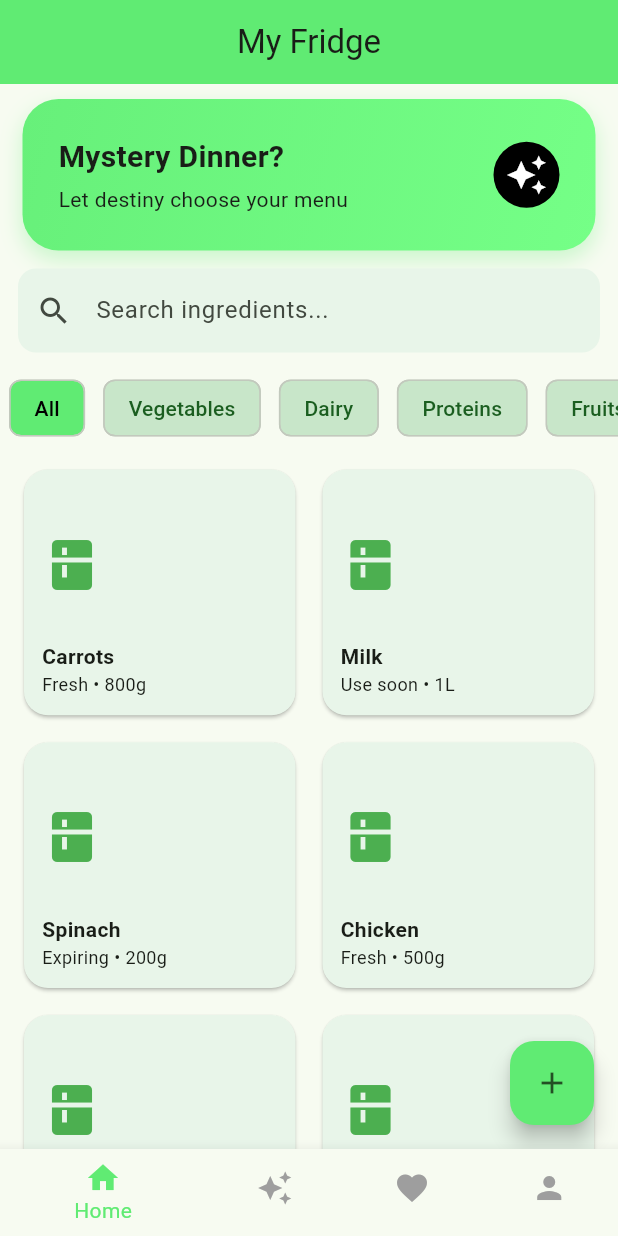
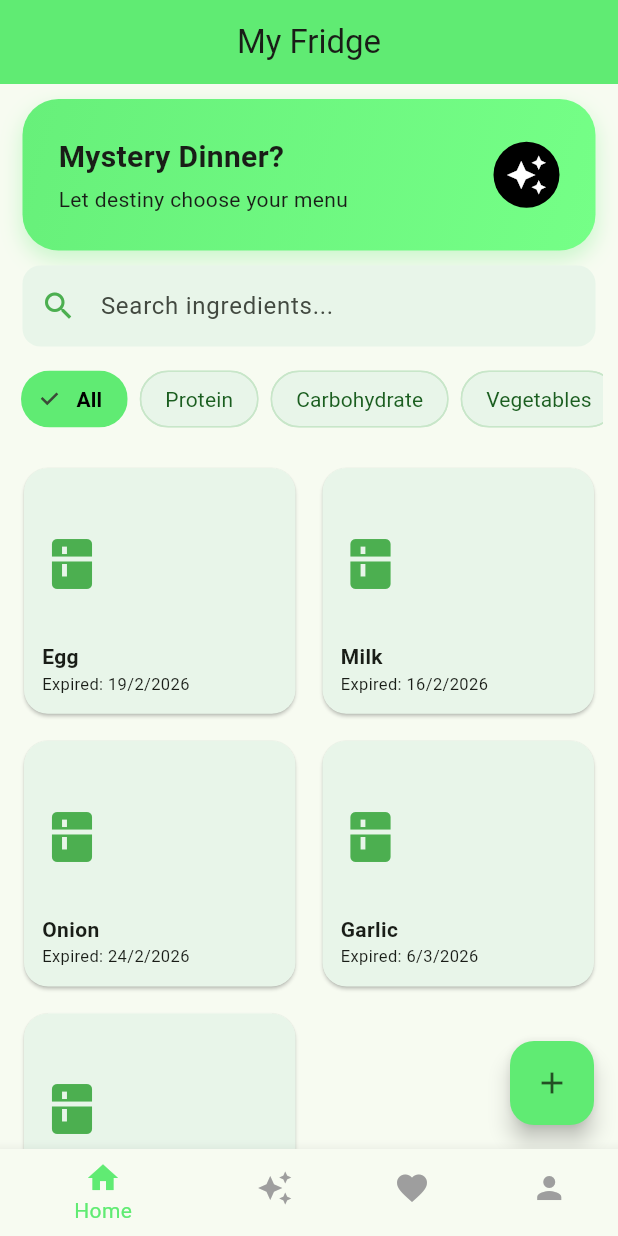
Before and after one commit to aommoa-76/food-fridge-app, a Flutter app: the screen it shows after launch, on a phone screen of 412 x 824 dp. Run offline on Flutter 3.47's test engine with Material 3 defaults, Android fonts, the phone set to English and light mode, and no system bars; our stand-ins replace image_picker.

Commit message:
change static box to click box of category in home page

```diff
--- a/lib/features/home/home_page.dart
+++ b/lib/features/home/home_page.dart
@@ -2,14 +2,25 @@ import 'package:flutter/material.dart';
 import '../add_ingredient/add_ingredient_page.dart';
 import '../randomMenu/randomMenu.dart';
 
-class HomePage extends StatelessWidget {
+import '../../core/models/ingredient.dart';
+import "../../core/mock/mock_user_ingredients.dart";
+
+class HomePage extends StatefulWidget {
   const HomePage({super.key});
+
+  @override
+  State<HomePage> createState() => _HomePageState();
+}
+
+class _HomePageState extends State<HomePage> {
+  String _selectedCategory = "All";
 
   // 🌿 สีหลักของแอป
   static const primaryGreen = Color.fromARGB(255, 96, 235, 115);
 
   @override
   Widget build(BuildContext context) {
+
     return Scaffold(
       appBar: AppBar(
         backgroundColor: primaryGreen,
@@ -31,9 +42,11 @@ class HomePage extends StatelessWidget {
           // เรียกใช้ปุ่มที่เราสร้างไว้
           _buildRouletteButton(context),
 
-          // const SizedBox(height: 20),
-          _buildSearch(),
-          _buildCategories(),
+          const SizedBox(height: 10),
+          _buildSearch(context),
+
+          const SizedBox(height: 5),
+          _buildCategories(context),
           Expanded(child: _buildGrid()),
         ],
       ),
@@ -57,18 +70,23 @@ class HomePage extends StatelessWidget {
   }
 
   // 🔍 Search
-  Widget _buildSearch() {
-    return Padding(
-      padding: const EdgeInsets.all(12),
+  Widget _buildSearch(BuildContext context) {
+    double boxWidth = MediaQuery.of(context).size.width - 30;
+
+    return Center(
+      child: SizedBox(
+        width: boxWidth,
         child: TextField(
           decoration: InputDecoration(
             hintText: "Search ingredients...",
-          prefixIcon: const Icon(Icons.search),
+            prefixIcon: const Icon(Icons.search, color: Colors.green),
             filled: true,
-          fillColor: Colors.green.shade50, // 💚 ช่องค้นหาเขียวอ่อน
+            fillColor: Colors.green.shade50,
+            contentPadding: const EdgeInsets.symmetric(vertical: 15),
             border: OutlineInputBorder(
               borderRadius: BorderRadius.circular(12),
               borderSide: BorderSide.none,
+            ),
           ),
         ),
       ),
@@ -76,32 +94,52 @@ class HomePage extends StatelessWidget {
   }
 
   // 🏷️ Categories
-  Widget _buildCategories() {
+  Widget _buildCategories(BuildContext context) {
     final categories = [
       "All",
+      "Protein",
+      "Carbohydrate",
       "Vegetables",
-      "Dairy",
-      "Proteins",
-      "Fruits"
+      "Fruit",
+      "Drink",
+      "Other"
     ];
 
-    return SizedBox(
-      height: 50,
+    double boxWidth = MediaQuery.of(context).size.width - 20;
+
+    return Center(
+      child: SizedBox(
+        height: 60,
+        width: boxWidth,
         child: ListView.builder(
           scrollDirection: Axis.horizontal,
           itemCount: categories.length,
-        itemBuilder: (context, i) => Padding(
-          padding: const EdgeInsets.symmetric(horizontal: 6),
-          child: Chip(
-            backgroundColor:
-                i == 0 ? primaryGreen : Colors.green.shade100,
-            label: Text(
-              categories[i],
-              style: TextStyle(
-                color: i == 0 ? Colors.black : Colors.green.shade900,
+          itemBuilder: (context, i) {
+            final categoryName = categories[i];
+            final bool isSelected = _selectedCategory == categoryName;
+
+            return Padding(
+              padding: const EdgeInsets.symmetric(horizontal: 4),
+              child: ChoiceChip(
+                label: Text(categoryName),
+                selected: isSelected,
+                selectedColor: primaryGreen,
+                backgroundColor: Colors.green.shade50,
+                labelStyle: TextStyle(
+                  color: isSelected ? Colors.black : Colors.green.shade900,
+                  fontWeight: isSelected ? FontWeight.bold : FontWeight.normal,
                 ),
+                // 4. เมื่อคลิกให้เปลี่ยนค่า _selectedCategory และสั่งวาดหน้าจอใหม่
+                onSelected: (bool selected) {
+                  setState(() {
+                    _selectedCategory = categoryName;
+                  });
+                },
+                shape: RoundedRectangleBorder(borderRadius: BorderRadius.circular(20)),
+                side: BorderSide(color: isSelected ? Colors.transparent : Colors.green.shade100),
               ),
-          ),
+            );
+          },
         ),
       ),
     );
@@ -109,14 +147,27 @@ class HomePage extends StatelessWidget {
 
   // 🧊 Grid Items
   Widget _buildGrid() {
-    final items = [
-      {"name": "Carrots", "info": "Fresh • 800g"},
-      {"name": "Milk", "info": "Use soon • 1L"},
-      {"name": "Spinach", "info": "Expiring • 200g"},
-      {"name": "Chicken", "info": "Fresh • 500g"},
-      {"name": "Eggs", "info": "Fresh • 6 left"},
-      {"name": "Yogurt", "info": "Fresh • 1 cup"},
-    ];
+    // 5. Logic การกรองข้อมูล
+    final List<Ingredient> allItems = mockUserIngredients;
+
+    // ถ้าเลือก "All" ให้เอามาหมด แต่ถ้าไม่ใช่ ให้กรองเอาเฉพาะ Category ที่ตรงกัน
+    final List<Ingredient> filteredItems = _selectedCategory == "All"
+        ? allItems
+        : allItems.where((item) => item.category == _selectedCategory).toList();
+
+    // กรณีไม่มีข้อมูลในหมวดหมู่นั้นๆ
+    if (filteredItems.isEmpty) {
+      return Center(
+        child: Column(
+          mainAxisAlignment: MainAxisAlignment.center,
+          children: [
+            Icon(Icons.inventory_2_outlined, size: 50, color: Colors.grey.shade400),
+            const SizedBox(height: 10),
+            Text("No ingredients in $_selectedCategory", style: const TextStyle(color: Colors.grey)),
+          ],
+        ),
+      );
+    }
 
     return GridView.builder(
       padding: const EdgeInsets.all(12),
@@ -126,45 +177,25 @@ class HomePage extends StatelessWidget {
         crossAxisSpacing: 10,
         mainAxisSpacing: 10,
       ),
-      itemCount: items.length,
+      itemCount: filteredItems.length,
       itemBuilder: (context, i) {
+        final item = filteredItems[i];
         return InkWell(
           borderRadius: BorderRadius.circular(16),
-
-          /// ⭐ กดแล้วไปหน้า Add Ingredient
-          onTap: () {
-            Navigator.push(
-              context,
-              MaterialPageRoute(
-                builder: (_) => const AddIngredientPage(),
-              ),
-            );
-          },
-
+          onTap: () => Navigator.push(context, MaterialPageRoute(builder: (_) => const AddIngredientPage())),
           child: Card(
             color: Colors.green.shade50,
-            shape: RoundedRectangleBorder(
-              borderRadius: BorderRadius.circular(16),
-            ),
+            shape: RoundedRectangleBorder(borderRadius: BorderRadius.circular(16)),
             child: Padding(
               padding: const EdgeInsets.all(12),
               child: Column(
                 crossAxisAlignment: CrossAxisAlignment.start,
                 children: [
-                  const Expanded(
-                    child: Icon(
-                      Icons.kitchen,
-                      size: 40,
-                      color: Colors.green,
-                    ),
-                  ),
+                  const Expanded(child: Icon(Icons.kitchen, size: 40, color: Colors.green)),
+                  Text(item.name, style: const TextStyle(fontWeight: FontWeight.bold)),
                   Text(
-                    items[i]["name"]!,
-                    style: const TextStyle(fontWeight: FontWeight.bold),
-                  ),
-                  Text(
-                    items[i]["info"]!,
-                    style: const TextStyle(fontSize: 12),
+                    "Expired: ${item.expiryDate.day}/${item.expiryDate.month}/${item.expiryDate.year}",
+                    style: const TextStyle(fontSize: 11),
                   ),
                 ],
               ),
```
Lines whose indentation alone changed are shown as unchanged.
